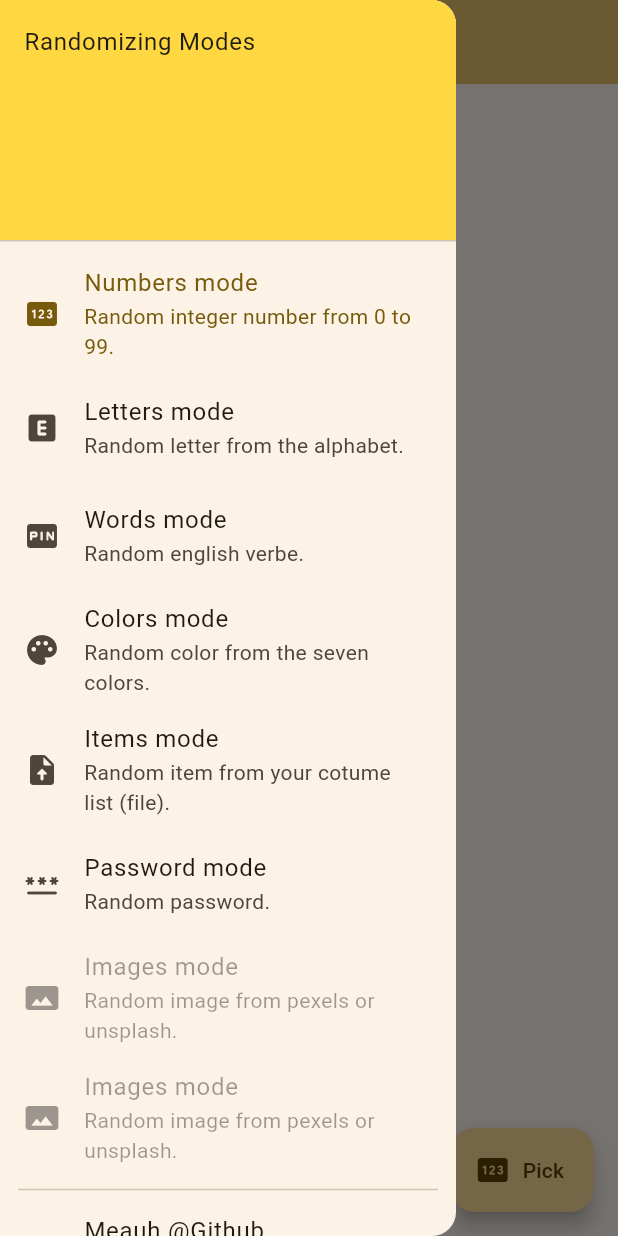
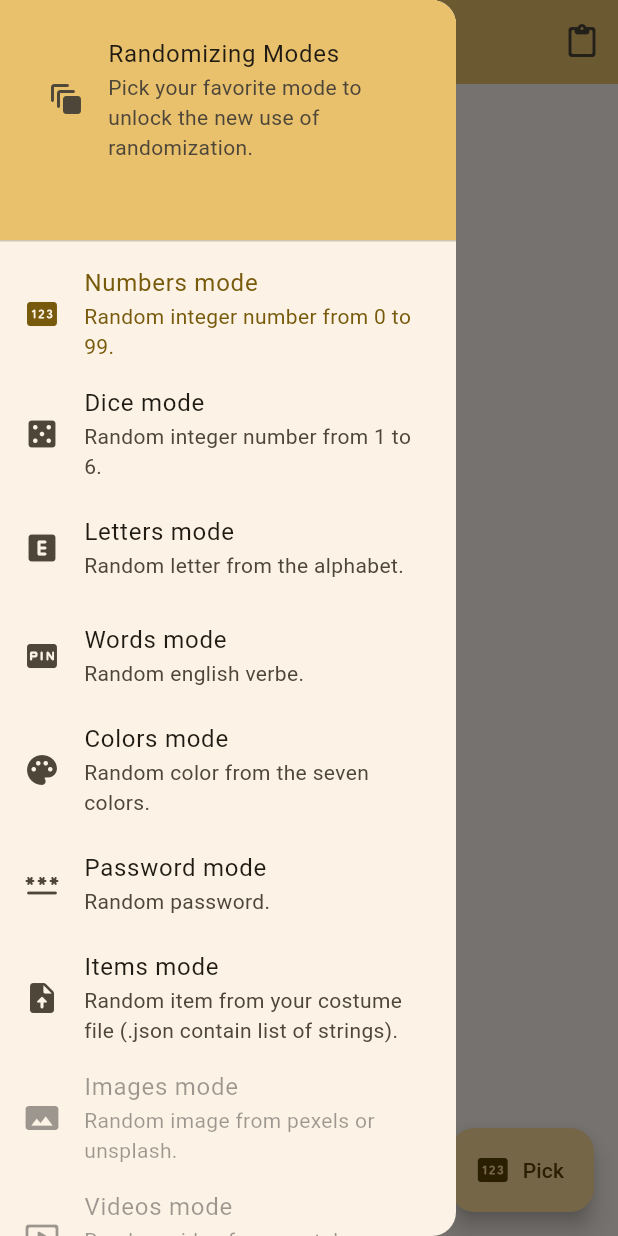
Before and after one commit to Meauh/randomizer, a Flutter app: the screen it shows after launch, with the side drawer open, on a phone screen of 412 x 824 dp. Run offline on Flutter 3.47's test engine with Material 3 defaults, Android fonts, the phone set to English and light mode, and no system bars; our stand-ins replace file_picker; missing offline and left inert: word_generator; network calls fail.

Commit message:
fix: import no file, video mode, drawer header. - add copy to clipboard button - show dice mode - add about app section

```diff
--- a/lib/main.dart
+++ b/lib/main.dart
@@ -106,7 +106,7 @@ class _MyHomePageState extends State<MyHomePage> {
     (
       "Items",
       "file",
-      "item from your cotume list (file).",
+      "item from your costume file (.json contain list of strings).",
       Icon(Icons.upload_file_rounded),
     ),
     ("Password", "pass", "password.", Icon(Icons.password_rounded)),
@@ -189,7 +189,13 @@ class _MyHomePageState extends State<MyHomePage> {
   Future<void> _pickRandomFromFile() async {
     if (listFromFile.isEmpty) {
       var list = await pickAndLoadStringListFromJson();
-      listFromFile = list!.toList(growable: false);
+      if (list == null) {
+        ScaffoldMessenger.of(
+          context,
+        ).showSnackBar(SnackBar(content: Text("No JSON file selected!")));
+        return;
+      }
+      listFromFile = list.toList(growable: false);
     }
     setState(() {
       _randomValue = listFromFile[Random().nextInt(listFromFile.length)];
@@ -274,6 +280,21 @@ class _MyHomePageState extends State<MyHomePage> {
     }
   }
 
+  void copyClipboard() async {
+    if (_randomValue == null) {
+      ScaffoldMessenger.of(context).showSnackBar(
+        const SnackBar(
+          content: Text('Nothing to copy, you have to pick first.'),
+        ),
+      );
+    } else {
+      await Clipboard.setData(ClipboardData(text: _randomValue.toString()));
+      ScaffoldMessenger.of(context).showSnackBar(
+        const SnackBar(content: Text('Your pick copied in the clipboard.')),
+      );
+    }
+  }
+
   @override
   Widget build(BuildContext context) {
     // This method is rerun every time setState is called, for instance as done
@@ -286,11 +307,19 @@ class _MyHomePageState extends State<MyHomePage> {
       drawer: Drawer(
         child: ListView(
           children: [
-            const DrawerHeader(
-              curve: Curves.fastOutSlowIn,
-              decoration: BoxDecoration(color: Colors.amberAccent),
-              child: Text('Randomizing Modes'),
+            DrawerHeader(
+              decoration: BoxDecoration(
+                color: Theme.of(context).colorScheme.inversePrimary,
+              ),
+              child: ListTile(
+                leading: Icon(Icons.auto_awesome_motion_rounded),
+                title: Text('Randomizing Modes'),
+                subtitle: Text(
+                  'Pick your favorite mode to unlock the new use of randomization.',
+                ),
+              ),
             ),
+
             ListTile(
               leading: modes[0].$4,
               title: Text('${modes[0].$1} mode'),
@@ -298,14 +327,14 @@ class _MyHomePageState extends State<MyHomePage> {
               selected: activeMode == 0,
               onTap: () => _changeMode(modeIndex: 0),
             ),
-            /*ListTile(
+            ListTile(
               leading: modes[2].$4,
               title: Text('${modes[2].$1} mode'),
               subtitle: Text('Random ${modes[2].$3}'),
               selected: activeMode == 2,
               onTap: () => _changeMode(modeIndex: 2),
               // enabled: false,
-            ),*/
+            ),
             ListTile(
               leading: modes[3].$4,
               title: Text('${modes[3].$1} mode'),
@@ -331,6 +360,14 @@ class _MyHomePageState extends State<MyHomePage> {
               // enabled: false,
             ),
             ListTile(
+              leading: modes[7].$4,
+              title: Text('${modes[7].$1} mode'),
+              subtitle: Text('Random ${modes[7].$3}'),
+              selected: activeMode == 7,
+              onTap: () => _changeMode(modeIndex: 7),
+              // enabled: false,
+            ),
+            ListTile(
               leading: modes[6].$4,
               title: Text('${modes[6].$1} mode'),
               subtitle: Text('Random ${modes[6].$3}'),
@@ -338,14 +375,7 @@ class _MyHomePageState extends State<MyHomePage> {
               onTap: () => _changeMode(modeIndex: 6),
               // enabled: false,
             ),
-            ListTile(
-              leading: modes[7].$4,
-              title: Text('${modes[7].$1} mode'),
-              subtitle: Text('Random ${modes[7].$3}'),
-              selected: activeMode == 7,
-              onTap: () => _changeMode(modeIndex: 7),
-              // enabled: false,
-            ),
+            // Divider(indent: 24, endIndent: 24),
             ListTile(
               leading: modes[8].$4,
               title: Text('${modes[8].$1} mode'),
@@ -355,20 +385,89 @@ class _MyHomePageState extends State<MyHomePage> {
               enabled: false,
             ),
             ListTile(
-              leading: modes[8].$4,
-              title: Text('${modes[8].$1} mode'),
-              subtitle: Text('Random ${modes[8].$3}'),
-              selected: activeMode == 8,
-              onTap: () => _changeMode(modeIndex: 8),
+              leading: modes[9].$4,
+              title: Text('${modes[9].$1} mode'),
+              subtitle: Text('Random ${modes[9].$3}'),
+              selected: activeMode == 9,
+              onTap: () => _changeMode(modeIndex: 9),
               enabled: false,
             ),
             Divider(indent: 12, endIndent: 12),
             ListTile(
-              leading: Icon(Icons.code_rounded),
+              leading: Icon(Icons.language_rounded),
+              title: Text('Costume Collections !'),
+              subtitle: Text(
+                "Want to try some exmaple of costume collections and it's power.",
+              ),
+              trailing: Icon(Icons.keyboard_arrow_right_rounded),
+              onTap:
+                  () => launchUrl(
+                    Uri.parse('https://github.com/Meauh/randomizer'),
+                  ),
+              /*onLongPress: () async {
+                await Clipboard.setData(
+                  ClipboardData(text: 'test'),
+                );
+                ScaffoldMessenger.of(context).showSnackBar(
+                  const SnackBar(
+                    content: Text('Test.', textAlign: TextAlign.center,),
+                  ),
+                );
+              },*/
+            ),
+            // Divider(indent: 12, endIndent: 12),
+            ListTile(
+              leading: Icon(Icons.shop_rounded),
+              title: Text('Next Pick @Playstore'),
+              subtitle: Text("App Version: 0.1.0"),
+              trailing: Icon(Icons.keyboard_arrow_right_rounded),
+              onTap:
+                  () => launchUrl(
+                    Uri.parse(
+                      'https://play.google.com/store/apps/details?id=com.bit.randomizer',
+                    ),
+                  ),
+              onLongPress: () async {
+                await Clipboard.setData(
+                  ClipboardData(
+                    text:
+                        'https://play.google.com/store/apps/details?id=com.bit.randomizer',
+                  ),
+                );
+                ScaffoldMessenger.of(context).showSnackBar(
+                  const SnackBar(
+                    content: Text(
+                      'Playstore link copied in the clipboard.',
+                      textAlign: TextAlign.center,
+                    ),
+                  ),
+                );
+              },
+            ),
+            // Divider(indent: 24, endIndent: 24),
+            ListTile(
+              leading: Image.network(
+                "https://logo.clearbit.com/github.com",
+                fit: BoxFit.fill,
+                height: 24,
+              ),
               title: Text('Meauh @Github'),
-              subtitle: Text("Discover more on the Developer’s Page. \nApp Version: 0.0.0+1"),
+              subtitle: Text("Discover more on the Developer’s Page."),
               trailing: Icon(Icons.keyboard_arrow_right_rounded),
               onTap: () => launchUrl(Uri.parse('https://github.com/Meauh')),
+              onLongPress: () async {
+                await Clipboard.setData(
+                  ClipboardData(text: 'https://github.com/Meauh'),
+                );
+                ScaffoldMessenger.of(context).showSnackBar(
+                  const SnackBar(
+                    content: Text(
+                      'Dev github link copied in the clipboard.',
+                      textAlign: TextAlign.center,
+                    ),
+                  ),
+                );
+              },
             ),
           ],
         ),
@@ -382,6 +481,11 @@ class _MyHomePageState extends State<MyHomePage> {
         // the App.build method, and use it to set our appbar title.
         title: Text(widget.title),
         actions: <Widget>[
+          IconButton(
+            icon: Icon(Icons.content_paste_rounded),
+            tooltip: 'Copy to clipboard.',
+            onPressed: () => copyClipboard(),
+          ),
           /*IconButton(
             icon: modes[activeMode].$4,
             tooltip: '${modes[activeMode].$1} mode',
@@ -442,16 +546,7 @@ class _MyHomePageState extends State<MyHomePage> {
                     : const Text('No image yet'),
               ] else ...[
                 InkWell(
-                  onLongPress: () async {
-                    await Clipboard.setData(
-                      ClipboardData(text: _randomValue.toString()),
-                    );
-                    ScaffoldMessenger.of(context).showSnackBar(
-                      const SnackBar(
-                        content: Text('Your pick copied in the clipboard.'),
-                      ),
-                    );
-                  },
+                  onLongPress: () => copyClipboard(),
                   child: Text(
                     _randomValue ?? 'Not picked',
                     textAlign: TextAlign.center,
--- a/pubspec.yaml
+++ b/pubspec.yaml
@@ -16,7 +16,7 @@ publish_to: 'portfolio' # Remove this line if you wish to publish to pub.dev
 # https://developer.apple.com/library/archive/documentation/General/Reference/InfoPlistKeyReference/Articles/CoreFoundationKeys.html
 # In Windows, build-name is used as the major, minor, and patch parts
 # of the product and file versions while build-number is used as the build suffix.
-version: 0.0.0+1
+version: 0.1.0
 
 environment:
   sdk: ^3.7.2
```
